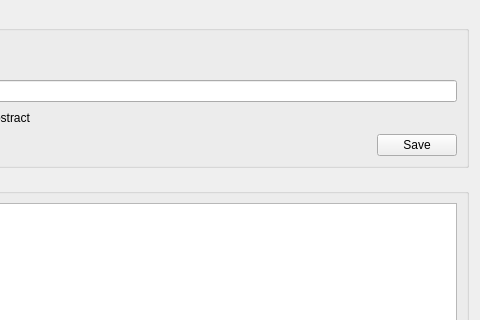
Before: the Qt Designer form smtk/extension/applications/TemplateEditor/ui/AttDefInformation.ui in Kitware/SMTK, drawn with Qt 5; both pictures show x 150 to 630 and y 0 to 320 of the 630 by 907 pixel window.
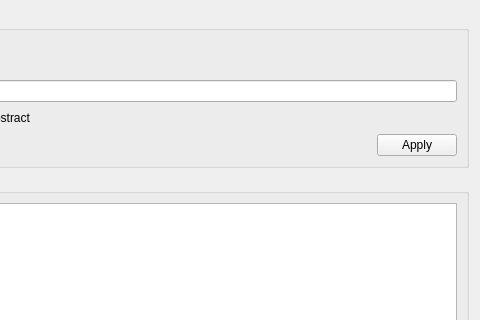
After: the same form once the commit is applied.

```diff
--- a/smtk/extension/applications/TemplateEditor/ui/AttDefInformation.ui
+++ b/smtk/extension/applications/TemplateEditor/ui/AttDefInformation.ui
@@ -109,7 +109,7 @@
            </size>
           </property>
           <property name="text">
-           <string>Save</string>
+           <string>Apply</string>
           </property>
          </widget>
         </item>
```
Left out of the diff: 6 changed lines with no effect on the pictures.
